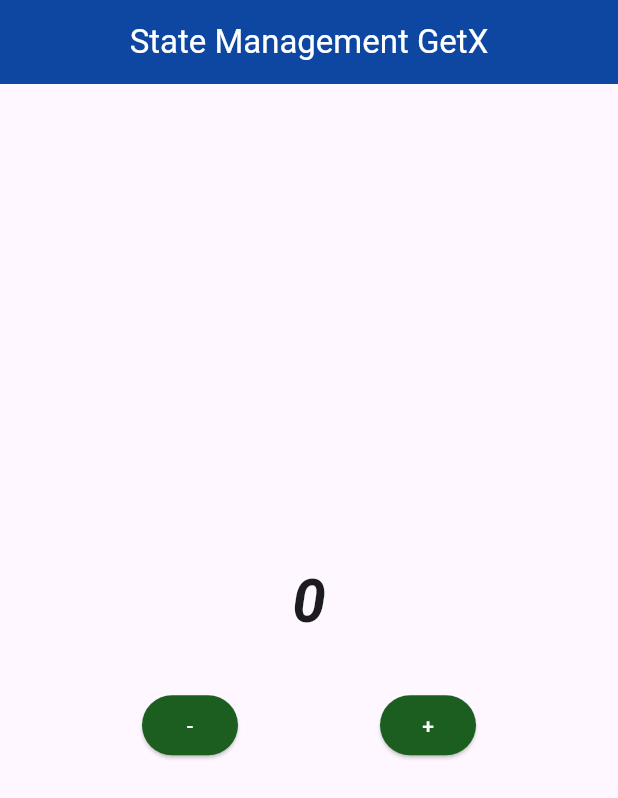
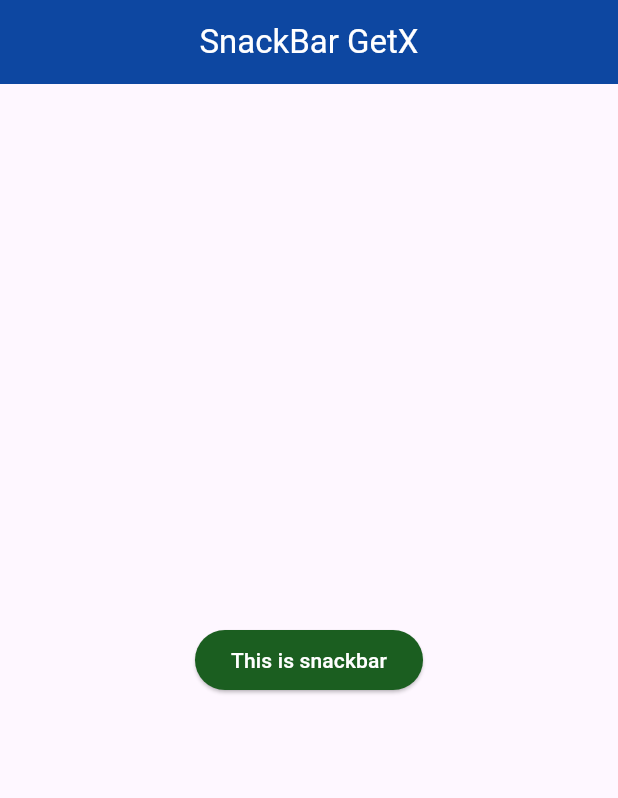
Before and after one commit to iqbalsuwandi20/belajar-flutter-youtube, a Flutter app: the screen it shows after launch, on a phone screen of 412 x 824 dp. Shown: the top 798 px of the screen. Run offline on Flutter 3.47's test engine with Material 3 defaults, Android fonts, the phone set to English and light mode, and no system bars; our stand-ins replace get.

Commit message:
snackbar getx

```diff
--- a/lib/main.dart
+++ b/lib/main.dart
@@ -10,23 +10,15 @@
 
   @override
   Widget build(BuildContext context) {
-    return GetMaterialApp(
+    return const GetMaterialApp(
       debugShowCheckedModeBanner: false,
       home: HomePage(),
     );
   }
 }
 
-class Controller extends GetxController {
-  var count = 0.obs; // state yang akan selalu di pantau perubahan
-  increment() => count + 1;
-  decrement() => count - 1;
-}
-
 class HomePage extends StatelessWidget {
-  HomePage({super.key});
-
-  final myController = Get.put(Controller());
+  const HomePage({super.key});
 
   @override
   Widget build(BuildContext context) {
@@ -35,55 +27,32 @@
         centerTitle: true,
         backgroundColor: Colors.blue[900],
         title: const Text(
-          "State Management GetX",
+          "SnackBar GetX",
           style: TextStyle(color: Colors.white),
         ),
       ),
       body: Center(
-        child: Column(
-          mainAxisAlignment: MainAxisAlignment.center,
-          children: [
-            Obx(
-              () => Text(
-                "${myController.count.value}",
-                style: const TextStyle(
-                  fontSize: 40,
-                  fontWeight: FontWeight.bold,
-                  fontStyle: FontStyle.italic,
-                ),
-              ),
-            ),
-            const SizedBox(
-              height: 30,
-            ),
-            Row(
-              mainAxisAlignment: MainAxisAlignment.spaceEvenly,
-              children: [
-                ElevatedButton(
-                  style: ElevatedButton.styleFrom(
-                      backgroundColor: Colors.green[900]),
-                  onPressed: () {
-                    myController.decrement();
-                  },
-                  child: const Text(
-                    "-",
-                    style: TextStyle(color: Colors.white),
-                  ),
-                ),
-                ElevatedButton(
-                  style: ElevatedButton.styleFrom(
-                      backgroundColor: Colors.green[900]),
-                  onPressed: () {
-                    myController.increment();
-                  },
-                  child: const Text(
-                    "+",
-                    style: TextStyle(color: Colors.white),
-                  ),
-                ),
-              ],
-            )
-          ],
+        child: ElevatedButton(
+          style: ElevatedButton.styleFrom(backgroundColor: Colors.green[900]),
+          onPressed: () {
+            Get.snackbar("Hi", "This is snackbar getx",
+                snackPosition: SnackPosition.BOTTOM,
+                colorText: Colors.white,
+                backgroundColor: Colors.yellow[900]);
+            // ScaffoldMessenger.of(context).showSnackBar(
+            //   SnackBar(
+            //     content: const Text("Test"),
+            //     action: SnackBarAction(
+            //       label: "Hai",
+            //       onPressed: () {},
+            //     ),
+            //   ),
+            // );
+          },
+          child: const Text(
+            "This is snackbar",
+            style: TextStyle(color: Colors.white),
+          ),
         ),
       ),
     );
```
